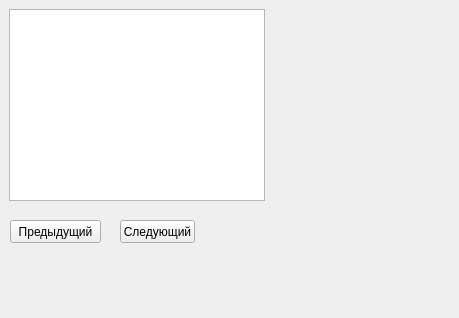
SergeyStarkov/kr_oop, file oop_DoublyLinkedList/theoryform.ui: the form before one commit.
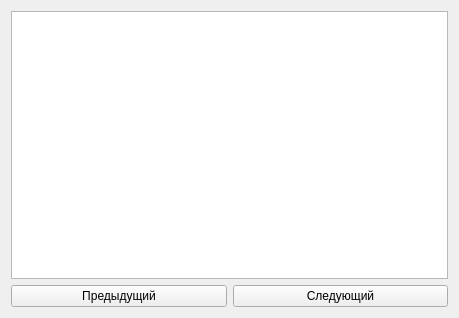
The form after the commit.

Diff of the .ui file:
```diff
--- a/oop_DoublyLinkedList/theoryform.ui
+++ b/oop_DoublyLinkedList/theoryform.ui
@@ -13,15 +13,9 @@
   <property name="windowTitle">
    <string>Form</string>
   </property>
+  <layout class="QGridLayout" name="gridLayout">
+   <item row="0" column="0" colspan="2">
   <widget class="QTextBrowser" name="textBrowser">
-   <property name="geometry">
-    <rect>
-     <x>9</x>
-     <y>9</y>
-     <width>256</width>
-     <height>192</height>
-    </rect>
-   </property>
    <property name="sizePolicy">
     <sizepolicy hsizetype="Expanding" vsizetype="Expanding">
      <horstretch>0</horstretch>
@@ -35,32 +29,22 @@
     </size>
    </property>
   </widget>
+   </item>
+   <item row="1" column="0">
   <widget class="QPushButton" name="prevPage">
-   <property name="geometry">
-    <rect>
-     <x>10</x>
-     <y>220</y>
-     <width>91</width>
-     <height>23</height>
-    </rect>
-   </property>
    <property name="text">
     <string>Предыдущий</string>
    </property>
   </widget>
+   </item>
+   <item row="1" column="1">
   <widget class="QPushButton" name="nextPage">
-   <property name="geometry">
-    <rect>
-     <x>120</x>
-     <y>220</y>
-     <width>75</width>
-     <height>23</height>
-    </rect>
-   </property>
    <property name="text">
     <string>Следующий</string>
    </property>
   </widget>
+   </item>
+  </layout>
  </widget>
  <resources/>
  <connections/>
```
Lines whose indentation alone changed are shown as unchanged.
